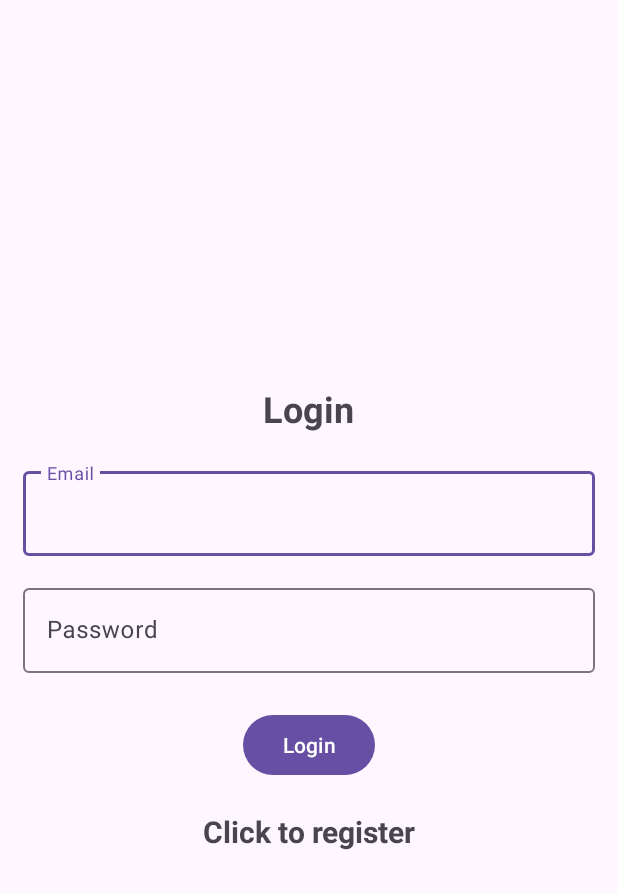
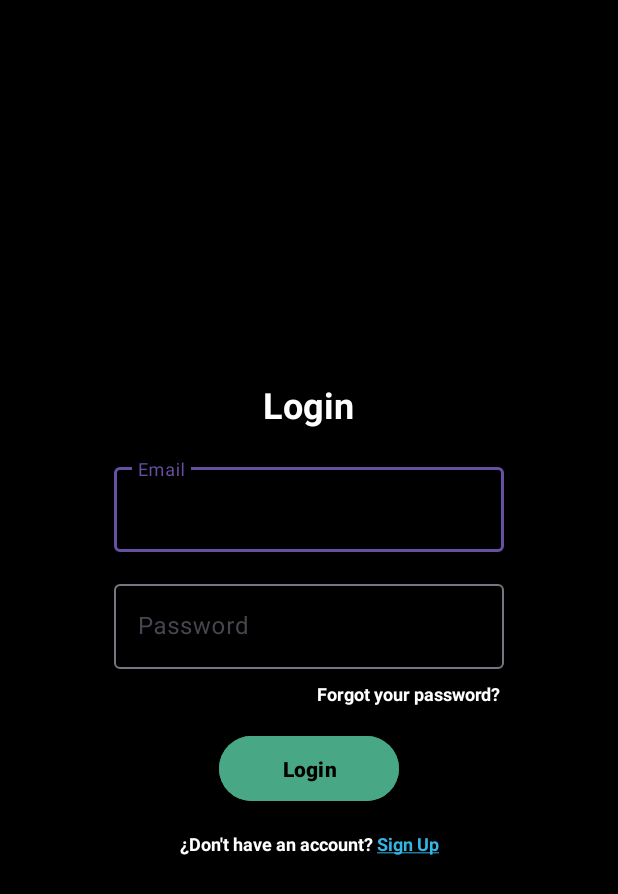
Before and after one commit to Antonio-Mj/Reproductor-de-musica, an Android app: the screen it shows after launch (Login), on a phone screen of 412 x 824 dp. Shown: the top 894 px of the screen. Run offline under Robolectric (Android 15) with nearby library versions, the phone set to English and light mode, and no system bars; our stand-ins replace Firebase (no records; nobody signed in at launch, a user with empty details on screens opened directly).

Commit message:
Implementacion de restablecimiento de contraseña mediante email

```diff
--- a/app/src/main/java/com/example/reproductor/Login.java
+++ b/app/src/main/java/com/example/reproductor/Login.java
@@ -2,7 +2,11 @@ package com.example.reproductor;
 
 import android.content.Intent;
 import android.os.Bundle;
+import android.text.SpannableString;
+import android.text.Spanned;
+import android.text.TextPaint;
 import android.text.TextUtils;
+import android.text.style.ClickableSpan;
 import android.view.View;
 import android.widget.Button;
 import android.widget.ProgressBar;
@@ -12,9 +16,8 @@ import android.widget.Toast;
 import androidx.activity.EdgeToEdge;
 import androidx.annotation.NonNull;
 import androidx.appcompat.app.AppCompatActivity;
-import androidx.core.graphics.Insets;
-import androidx.core.view.ViewCompat;
-import androidx.core.view.WindowInsetsCompat;
+
+import android.text.method.LinkMovementMethod;
 
 import com.google.android.gms.tasks.OnCompleteListener;
 import com.google.android.gms.tasks.Task;
@@ -29,13 +32,13 @@ public class Login extends AppCompatActivity {
     Button btnLogin;
     FirebaseAuth mAuth;
     ProgressBar progressBar;
-    TextView textView;
+    TextView textView, resetPassword;
 
     @Override
     public void onStart() {
         super.onStart();
         FirebaseUser currentUser = mAuth.getCurrentUser();
-        if(currentUser != null){
+        if (currentUser != null) {
             Intent intent = new Intent(getApplicationContext(), MainActivity.class);
             startActivity(intent);
             finish();
@@ -54,51 +57,79 @@ public class Login extends AppCompatActivity {
         btnLogin = findViewById(R.id.btn_login);
         progressBar = findViewById(R.id.progressBar);
         textView = findViewById(R.id.registerNow);
-        textView.setOnClickListener(new View.OnClickListener() {
+        resetPassword = findViewById(R.id.btn_SendToResetPassword);
+
+        // Configurar el texto "Sign Up" como un hipervínculo
+        String text = "¿Don't have an account? Sign Up";
+        SpannableString spannableString = new SpannableString(text);
+
+        ClickableSpan clickableSpan = new ClickableSpan() {
+            @Override
+            public void onClick(@NonNull View widget) {
+                Intent intent = new Intent(Login.this, Register.class);
+                startActivity(intent);
+                finish();
+            }
+
+            @Override
+            public void updateDrawState(@NonNull TextPaint ds) {
+                super.updateDrawState(ds);
+                ds.setColor(getResources().getColor(android.R.color.holo_blue_light));
+                ds.setUnderlineText(true);
+            }
+        };
+
+        int startIndex = text.indexOf("Sign Up");
+        int endIndex = startIndex + "Sign Up".length();
+
+        spannableString.setSpan(clickableSpan, startIndex, endIndex, Spanned.SPAN_EXCLUSIVE_EXCLUSIVE);
+        textView.setText(spannableString);
+        textView.setMovementMethod(LinkMovementMethod.getInstance());
+
+        resetPassword.setOnClickListener(new View.OnClickListener() {
             @Override
             public void onClick(View v) {
-                Intent intent = new Intent(getApplicationContext(), Register.class);
+                Intent intent = new Intent(getApplicationContext(), ResetPassword.class);
                 startActivity(intent);
-                finish();
             }
         });
 
         btnLogin.setOnClickListener(new View.OnClickListener() {
             @Override
             public void onClick(View v) {
-
-                progressBar.setVisibility(View.VISIBLE);
-                String email , password;
+                String email, password;
                 email = String.valueOf(editTextEmail.getText());
                 password = String.valueOf(editTextPassword.getText());
 
-                if(TextUtils.isEmpty(email)){
+                if (TextUtils.isEmpty(email)) {
                     Toast.makeText(Login.this, "Enter email", Toast.LENGTH_SHORT).show();
+                    progressBar.setVisibility(View.GONE);
                     return;
                 }
-                if(TextUtils.isEmpty(password)){
+                if (TextUtils.isEmpty(password)) {
                     Toast.makeText(Login.this, "Enter password", Toast.LENGTH_SHORT).show();
+                    progressBar.setVisibility(View.GONE); // Hide the progress bar
                     return;
                 }
+
+                progressBar.setVisibility(View.VISIBLE); // Show the progress bar after validation
+
                 mAuth.signInWithEmailAndPassword(email, password)
                         .addOnCompleteListener(new OnCompleteListener<AuthResult>() {
                             @Override
                             public void onComplete(@NonNull Task<AuthResult> task) {
                                 progressBar.setVisibility(View.GONE);
                                 if (task.isSuccessful()) {
-                                    Toast.makeText(Login.this, "Login success.",Toast.LENGTH_SHORT).show();
+                                    Toast.makeText(Login.this, "Login success.", Toast.LENGTH_SHORT).show();
                                     Intent intent = new Intent(getApplicationContext(), MainActivity.class);
                                     startActivity(intent);
                                     finish();
                                 } else {
-                                    Toast.makeText(Login.this, "Authentication failed.",
-                                            Toast.LENGTH_SHORT).show();
-
+                                    Toast.makeText(Login.this, "Authentication failed.", Toast.LENGTH_SHORT).show();
                                 }
                             }
                         });
             }
         });
-
     }
 }
--- a/app/src/main/java/com/example/reproductor/MainActivity.java
+++ b/app/src/main/java/com/example/reproductor/MainActivity.java
@@ -35,7 +35,7 @@ public class MainActivity extends AppCompatActivity {
     Button play_pause, btn_repetir, btn_anterior, btn_siguiente, btn_detener, btn_random, btn_like, btn_addlist, btn_back;
     SeekBar seekBar, volumeBar;
     ImageView iv;
-    TextView timerAbsolute, timerNegative, titleSong, userDetails;
+    TextView timerAbsolute, timerNegative, titleSong;
     private List<String> songTitles;
     int posicion = 0, currentSongIndex;
     MediaPlayer[] vectormp = new MediaPlayer[8];
@@ -71,7 +71,6 @@ public class MainActivity extends AppCompatActivity {
 
         auth = FirebaseAuth.getInstance();
         btn_back = findViewById(R.id.btn_back);
-        userDetails = findViewById(R.id.user_details);
         user = auth.getCurrentUser();
 
         if (user == null) {
@@ -79,8 +78,6 @@ public class MainActivity extends AppCompatActivity {
             Intent intent = new Intent(getApplicationContext(), Login.class);
             startActivity(intent);
             finish();
-        } else {
-            userDetails.setText("Bienvenido " + user.getEmail());
         }
         btn_back.setOnClickListener(new View.OnClickListener() {
             @Override
--- a/app/src/main/res/layout/activity_login.xml
+++ b/app/src/main/res/layout/activity_login.xml
@@ -6,8 +6,9 @@
     android:layout_width="match_parent"
     android:layout_height="match_parent"
     android:gravity="center"
+    android:background="@android:color/black"
     android:orientation="vertical"
-    android:padding="15dp"
+    android:padding="16dp"
     tools:context=".Login">
 
     <TextView
@@ -17,59 +18,78 @@
         android:layout_gravity="center"
         android:text="Login"
         android:textSize="24sp"
+        android:textStyle="bold"
         android:layout_marginBottom="20dp"
-        android:textStyle="bold" />
+        android:textColor="@android:color/white"/>
 
     <com.google.android.material.textfield.TextInputLayout
-        android:layout_width="match_parent"
+        android:layout_width="260dp"
         android:layout_height="wrap_content"
-        app:layout_constraintTop_toBottomOf="@id/login"
-        app:layout_constraintStart_toStartOf="parent"
-        app:layout_constraintEnd_toEndOf="parent">
+        android:layout_marginBottom="16dp">
 
         <com.google.android.material.textfield.TextInputEditText
             android:id="@+id/email"
             android:hint="Email"
             android:layout_width="match_parent"
-            android:layout_height="wrap_content"/>
+            android:layout_height="wrap_content"
+            android:textColor="@color/blue_text"/>
     </com.google.android.material.textfield.TextInputLayout>
 
     <com.google.android.material.textfield.TextInputLayout
-        android:layout_width="match_parent"
+        android:layout_width="260dp"
         android:layout_height="wrap_content"
-        android:layout_marginTop="16dp"
-        app:layout_constraintTop_toBottomOf="@id/email"
-        app:layout_constraintStart_toStartOf="parent"
-        app:layout_constraintEnd_toEndOf="parent">
+        android:layout_marginBottom="8dp">
 
         <com.google.android.material.textfield.TextInputEditText
             android:id="@+id/password"
             android:hint="Password"
             android:layout_width="match_parent"
-            android:layout_height="wrap_content"/>
+            android:layout_height="wrap_content"
+            android:inputType="textPassword"
+            android:textColor="@color/blue_text"/>
     </com.google.android.material.textfield.TextInputLayout>
+
+
+    <TextView
+        android:id="@+id/btn_SendToResetPassword"
+        android:layout_width="wrap_content"
+        android:layout_height="wrap_content"
+        android:layout_gravity="end"
+        android:text="Forgot your password?"
+        android:textSize="12sp"
+        android:textStyle="bold"
+        android:textColor="@android:color/white"
+        android:layout_marginBottom="16dp"
+        android:layout_marginEnd="62dp"/>
+
     <ProgressBar
         android:id="@+id/progressBar"
+        android:layout_width="wrap_content"
+        android:layout_height="wrap_content"
         android:visibility="gone"
-        android:layout_width="wrap_content"
-        android:layout_height="wrap_content"/>
+        android:layout_gravity="center"
+        android:layout_marginBottom="24dp" />
+
     <Button
         android:id="@+id/btn_login"
-        android:layout_width="wrap_content"
+        android:layout_width="120dp"
         android:layout_height="wrap_content"
-        android:layout_marginTop="24dp"
-        android:layout_gravity="center"
         android:text="Login"
-        app:layout_constraintEnd_toEndOf="parent"
-        app:layout_constraintStart_toStartOf="parent"
-        app:layout_constraintTop_toBottomOf="@id/password" />
+        android:textColor="@android:color/black"
+        android:backgroundTint="@color/blue_buttons"
+        android:padding="12dp"
+        android:textStyle="bold"
+        android:layout_marginBottom="16dp"/>
+
     <TextView
+        android:id="@+id/registerNow"
+        android:layout_width="200dp"
+        android:layout_height="wrap_content"
+        android:gravity="center"
+        android:textSize="12sp"
         android:textStyle="bold"
-        android:textSize="20sp"
-        android:gravity="center"
-        android:layout_marginTop="20dp"
-        android:id="@+id/registerNow"
-        android:text="@string/click_to_register"
-        android:layout_width="match_parent"
-        android:layout_height="wrap_content"/>
+        android:textColor="@android:color/white"
+        android:clickable="true"
+        android:focusable="true" />
+
 </LinearLayout>
--- a/app/src/main/res/values/colors.xml
+++ b/app/src/main/res/values/colors.xml
@@ -14,4 +14,6 @@
     <color name="darkgray">#A9A9A9</color>
     <color name="lightgray">#D3D3D3</color>
     <color name="transparent">#00000000</color>
+    <color name="blue_buttons">#48a885</color>
+    <color name="blue_text">#48a885</color>
 </resources>
--- a/app/src/main/res/values/strings.xml
+++ b/app/src/main/res/values/strings.xml
@@ -5,4 +5,5 @@
     <string name="login" />
     <string name="click_to_login">Click to login</string>
     <string name="click_to_register">Click to register</string>
+    <string name="back_to_login">Back to login</string>
 </resources>
--- a/app/src/main/res/values/themes.xml
+++ b/app/src/main/res/values/themes.xml
@@ -1,8 +1,7 @@
+<!-- res/values/themes.xml -->
 <resources xmlns:tools="http://schemas.android.com/tools">
-    <!-- Base application theme. -->
     <style name="Theme.Reproductor.NoActionBar" parent="Theme.Material3.Light.NoActionBar">
-        <!-- Customize your light theme here. -->
-        <!-- <item name="colorPrimary">@color/my_light_primary</item> -->
+        <!-- Customize your theme here. -->
         <item name="windowActionBar">false</item>
         <item name="windowNoTitle">true</item>
     </style>
```
Also changed, not shown: app/src/main/AndroidManifest.xml (+7 -3 lines), app/src/main/java/com/example/reproductor/ResetPassword.java (added, +68 -0 lines), app/src/main/res/layout/activity_main.xml (+1 -12 lines), app/src/main/res/layout/activity_register.xml (+34 -30 lines), app/src/main/res/layout/activity_reset_password.xml (added, +51 -0 lines).
